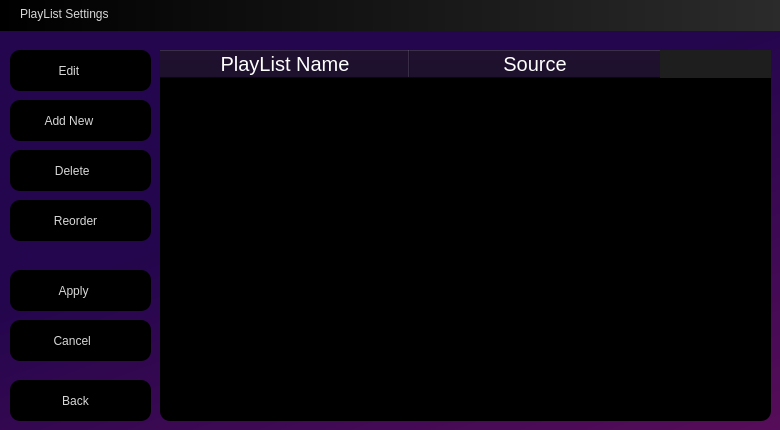
Before: the Qt Designer form assets/PlayListSettings.ui in ifreddyrod/SpyderPlayer, drawn with Qt 5.
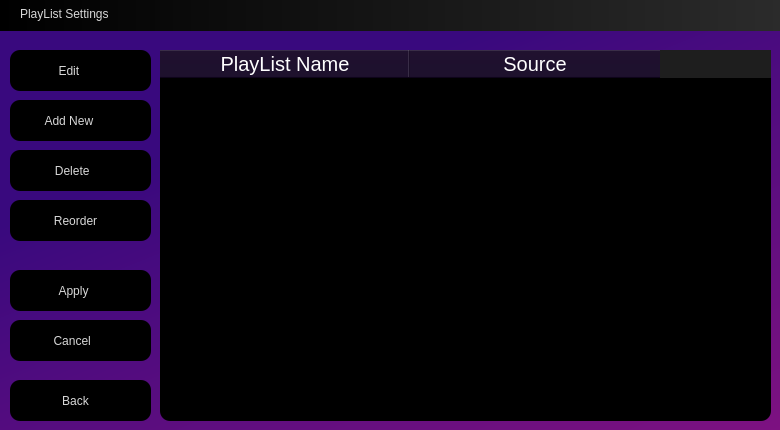
After: the same form once the commit is applied. Icons and pictures are not drawn.

Commit message: - Fixed crash in linux where currentSelectedItem_ and player_ needed to be initialized to nullptr first. - Attempted to fix a bug in linux where the controlpanel was not being moved to the correct location when in fullscreen - Made a tweak to the retries to multiply the retry count by the stall delay.  Effectively giving each retry more time in between.  Updated the default retry and stall delays in AppData to reflect this - Changed the background color intensity for all of the settings screens.  Was too dull and reverted back to how I had it

Diff of the .ui file:
```diff
--- a/assets/PlayListSettings.ui
+++ b/assets/PlayListSettings.ui
@@ -357,8 +357,9 @@
     </rect>
    </property>
    <property name="styleSheet">
-    <string notr="true">/*background-color: qlineargradient(spread:pad, x1:0.369, y1:0.182, x2:1, y2:1, stop:0 rgba(57, 9, 126, 255), stop:1 rgba(129, 18, 129, 255));*/
-background-color: qlineargradient(spread:pad, x1:0.506931, y1:0.295636, x2:1, y2:1, stop:0 rgba(35, 6, 77, 255), stop:1 rgba(90, 13, 90, 255));</string>
+    <string notr="true">background-color: qlineargradient(spread:pad, x1:0.369, y1:0.182, x2:1, y2:1, stop:0 rgba(57, 9, 126, 255), stop:1 rgba(129, 18, 129, 255));
+/*
+background-color: qlineargradient(spread:pad, x1:0.506931, y1:0.295636, x2:1, y2:1, stop:0 rgba(35, 6, 77, 255), stop:1 rgba(90, 13, 90, 255));*/</string>
    </property>
   </widget>
   <widget class="QPushButton" name="Apply_button">
```
The commit also changes 13 other files.
